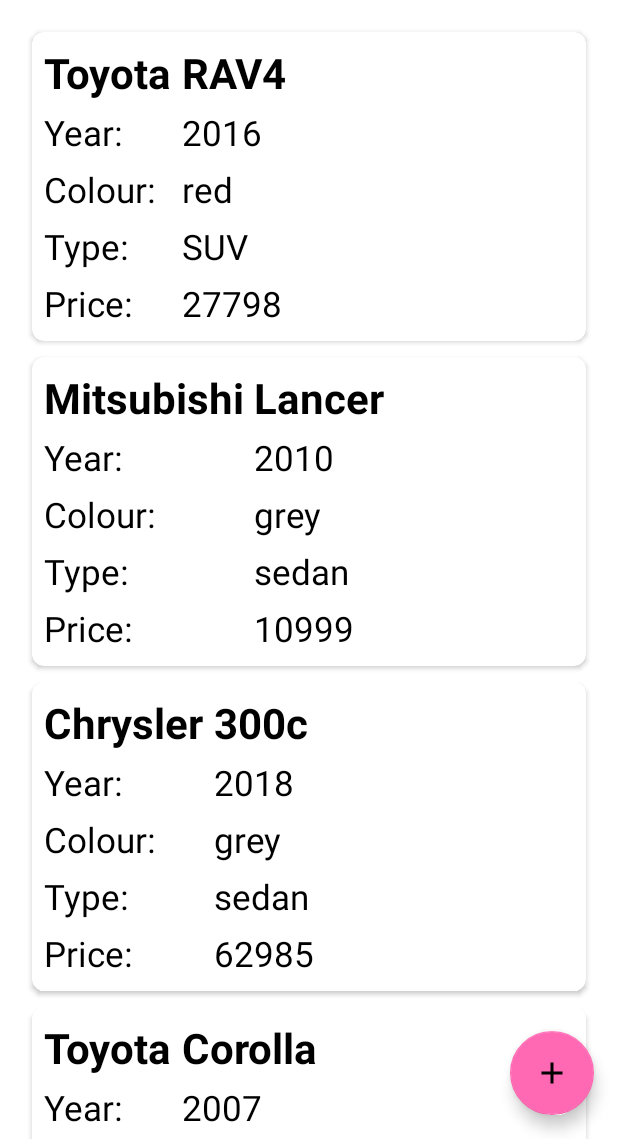
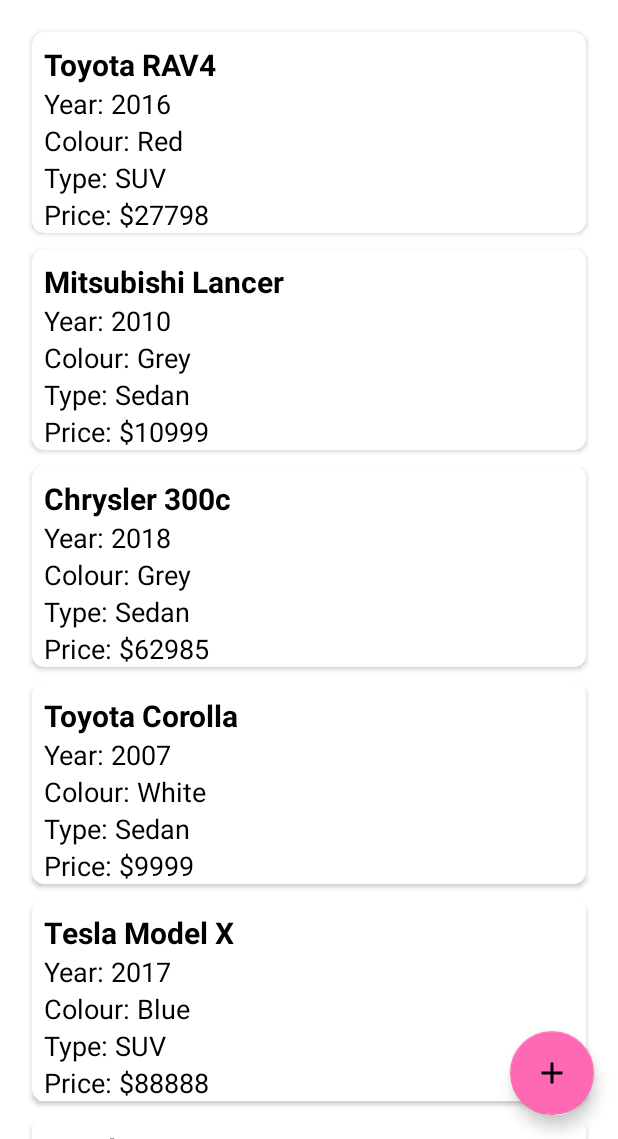
Before and after one commit to microcoded/CarMATE, an Android app: the screen it shows after launch (MainActivity), on a phone screen of 412 x 824 dp, the part 97-1236 px from its top. Run offline under Robolectric (Android 15) with nearby library versions, the phone set to English and light mode, and no system bars.

Commit message:
UI fixed

```diff
--- a/app/src/main/java/fail/enormous/carmate/RecylerAdapter.kt
+++ b/app/src/main/java/fail/enormous/carmate/RecylerAdapter.kt
@@ -1,6 +1,7 @@
 package fail.enormous.carmate
 
 import android.content.Context
+import android.provider.Settings.Global.getString
 import android.view.LayoutInflater
 import android.view.View
 import android.view.ViewGroup
@@ -11,7 +12,7 @@ import androidx.recyclerview.widget.RecyclerView
 class RecyclerAdapter(private val context: Context, private val listRecyclerItem: List<Any>) : RecyclerView.Adapter<RecyclerView.ViewHolder>() {
     inner class ItemViewHolder(itemView: View) : RecyclerView.ViewHolder(itemView) {
         val brand: TextView = itemView.findViewById<View>(R.id.brand) as TextView
-        val model: TextView = itemView.findViewById<View>(R.id.model) as TextView
+        // val model: TextView = itemView.findViewById<View>(R.id.model) as TextView
         val year: TextView = itemView.findViewById<View>(R.id.year) as TextView
         val color: TextView = itemView.findViewById<View>(R.id.color) as TextView
         val type: TextView = itemView.findViewById<View>(R.id.type) as TextView
@@ -40,22 +41,32 @@ class RecyclerAdapter(private val context: Context, private val listRecyclerItem
             TYPE -> {
                 val itemViewHolder = viewHolder as ItemViewHolder
                 val carlist: CarList = listRecyclerItem[i] as CarList
-                itemViewHolder.brand.setText(carlist.brand)
+                itemViewHolder.brand.setText(carlist.brand + " " + carlist.model)
+                itemViewHolder.year.setText(context.getString(R.string.year_title, carlist.year))
+                itemViewHolder.color.setText(context.getString(R.string.color_title, capitaliseString(carlist.color)))
+                itemViewHolder.type.setText(context.getString(R.string.type_title, capitaliseString(carlist.type)))
+                itemViewHolder.price.setText(context.getString(R.string.price_title, "$" + carlist.price))
+                /* itemViewHolder.brand.setText(carlist.brand)
                 itemViewHolder.model.setText(carlist.model)
                 itemViewHolder.year.setText(carlist.year)
                 itemViewHolder.color.setText(carlist.color)
                 itemViewHolder.type.setText(carlist.type)
-                itemViewHolder.price.setText(carlist.price)
+                itemViewHolder.price.setText(carlist.price) */
             }
             else -> {
                 val itemViewHolder = viewHolder as ItemViewHolder
                 val carlist: CarList = listRecyclerItem[i] as CarList
-                itemViewHolder.brand.setText(carlist.brand)
+                itemViewHolder.brand.setText(carlist.brand + " " + carlist.model)
+                itemViewHolder.year.setText(context.getString(R.string.year_title, carlist.year))
+                itemViewHolder.color.setText(context.getString(R.string.color_title, capitaliseString(carlist.color)))
+                itemViewHolder.type.setText(context.getString(R.string.type_title, capitaliseString(carlist.type)))
+                itemViewHolder.price.setText(context.getString(R.string.price_title, "$" + carlist.price))
+                /* itemViewHolder.brand.setText(carlist.brand)
                 itemViewHolder.model.setText(carlist.model)
                 itemViewHolder.year.setText(carlist.year)
                 itemViewHolder.color.setText(carlist.color)
                 itemViewHolder.type.setText(carlist.type)
-                itemViewHolder.price.setText(carlist.price)
+                itemViewHolder.price.setText(carlist.price) */
             }
         }
     }
@@ -64,6 +75,17 @@ class RecyclerAdapter(private val context: Context, private val listRecyclerItem
         return listRecyclerItem.size
     }
 
+    private fun capitaliseString(str: String): String {
+        var stringy = str
+        try {
+            stringy = str.substring(0, 1).toUpperCase() + str.substring(1) // Make first letter a capital
+        }
+        catch (e: Exception) {
+            // If string is null, index out of bounds exception is caught
+        }
+        return stringy
+    }
+
     companion object {
         private const val TYPE = 1
     }
--- a/app/src/main/res/layout/list_item.xml
+++ b/app/src/main/res/layout/list_item.xml
@@ -7,13 +7,10 @@
     android:layout_margin="5dp"
     android:layout_height="wrap_content">
 
-    <TableLayout
-        android:layout_width="match_parent"
-        android:layout_height="match_parent">
-
-        <TableRow
+    <LinearLayout
         android:layout_width="match_parent"
         android:layout_height="match_parent"
+        android:orientation="vertical"
         android:paddingLeft="8dp"
         android:paddingTop="8dp"
         android:paddingRight="8dp">
@@ -22,145 +19,38 @@
             android:id="@+id/brand"
             android:layout_width="match_parent"
             android:layout_height="wrap_content"
-                android:text="Brand"
-                android:textSize="28sp"
-                android:textStyle="bold" />
-
-            <TextView
-                android:id="@+id/space1"
-                android:layout_width="match_parent"
-                android:layout_height="wrap_content"
-                android:text=" "
-                android:textSize="28sp"
-                android:textStyle="bold" />
-
-            <TextView
-                android:id="@+id/model"
-                android:layout_width="match_parent"
-                android:layout_height="wrap_content"
-                android:text="Model"
-                android:textSize="28sp"
-                android:textStyle="bold" />
-
-        </TableRow>
-
-        <TableRow
-            android:layout_width="match_parent"
-            android:layout_height="match_parent"
-            android:paddingLeft="8dp"
-            android:paddingRight="8dp">
-
-            <TextView
-                android:id="@+id/year_title"
-                android:layout_width="match_parent"
-                android:layout_height="wrap_content"
-                android:text="@string/year_title"
-                android:textSize="23sp" />
-
-            <TextView
-                android:id="@+id/space2"
-                android:layout_width="match_parent"
-                android:layout_height="wrap_content"
-                android:text=" "
-                android:textSize="28sp"
+            android:text="Brand Model"
+            android:textSize="20sp"
             android:textStyle="bold" />
 
         <TextView
             android:id="@+id/year"
             android:layout_width="match_parent"
             android:layout_height="wrap_content"
-                android:text="$year"
-                android:textSize="23sp" />
-
-        </TableRow>
-
-        <TableRow
-            android:layout_width="match_parent"
-            android:layout_height="match_parent"
-            android:paddingLeft="8dp"
-            android:paddingRight="8dp">
-
-            <TextView
-                android:id="@+id/color_title"
-                android:layout_width="match_parent"
-                android:layout_height="wrap_content"
-                android:text="@string/color_title"
-                android:textSize="23sp" />
-
-            <TextView
-                android:id="@+id/space3"
-                android:layout_width="match_parent"
-                android:layout_height="wrap_content"
-                android:text=" "
-                android:textSize="28sp"
-                android:textStyle="bold" />
+            android:text="@string/year_title"
+            android:textSize="18sp" />
 
         <TextView
             android:id="@+id/color"
             android:layout_width="match_parent"
             android:layout_height="wrap_content"
-                android:text="$color"
-                android:textSize="23sp" />
-        </TableRow>
-
-        <TableRow
-            android:layout_width="match_parent"
-            android:layout_height="match_parent"
-            android:paddingLeft="8dp"
-            android:paddingRight="8dp">
-
-            <TextView
-                android:id="@+id/type_title"
-                android:layout_width="match_parent"
-                android:layout_height="wrap_content"
-                android:text="@string/type_title"
-                android:textSize="23sp" />
-
-            <TextView
-                android:id="@+id/space4"
-                android:layout_width="match_parent"
-                android:layout_height="wrap_content"
-                android:text=" "
-                android:textSize="28sp"
-                android:textStyle="bold" />
+            android:text="@string/color_title"
+            android:textSize="18sp" />
 
         <TextView
             android:id="@+id/type"
             android:layout_width="match_parent"
             android:layout_height="wrap_content"
-                android:text="$type"
-                android:textSize="23sp" />
-        </TableRow>
-
-        <TableRow
-            android:layout_width="match_parent"
-            android:layout_height="match_parent"
-            android:paddingLeft="8dp"
-            android:paddingRight="8dp"
-            android:paddingBottom="8dp">
-
-            <TextView
-                android:id="@+id/price_title"
-                android:layout_width="match_parent"
-                android:layout_height="wrap_content"
-                android:text="@string/price_title"
-                android:textSize="23sp" />
-
-            <TextView
-                android:id="@+id/space5"
-                android:layout_width="match_parent"
-                android:layout_height="wrap_content"
-                android:text=" "
-                android:textSize="28sp"
-                android:textStyle="bold" />
+            android:text="@string/type_title"
+            android:textSize="18sp" />
 
         <TextView
             android:id="@+id/price"
             android:layout_width="match_parent"
             android:layout_height="wrap_content"
-                android:text="$price"
-                android:textSize="23sp" />
-        </TableRow>
-    </TableLayout>
+            android:text="@string/price_title"
+            android:textSize="18sp" />
+
+    </LinearLayout>
 
 </androidx.cardview.widget.CardView>
--- a/app/src/main/res/raw/sample_data.json
+++ b/app/src/main/res/raw/sample_data.json
@@ -33,7 +33,7 @@
   },
   {
     "brand": "Tesla",
-    "model": "X",
+    "model": "Model X",
     "year": 2017,
     "color": "blue",
     "type": "SUV",
@@ -57,7 +57,7 @@
   },
   {
     "brand": "Tesla",
-    "model": "S",
+    "model": "Model S",
     "year": 2020,
     "color": "red",
     "type": "sedan",
--- a/app/src/main/res/values/strings.xml
+++ b/app/src/main/res/values/strings.xml
@@ -1,7 +1,7 @@
 <resources>
     <string name="app_name" translatable="false">CarMATE</string>
-    <string name="year_title">Year:</string>
-    <string name="color_title">Colour:</string>
-    <string name="type_title">Type:</string>
-    <string name="price_title">Price:</string>
+    <string name="year_title">Year: %1$s</string>
+    <string name="color_title">Colour: %1$s</string>
+    <string name="type_title">Type: %1$s</string>
+    <string name="price_title">Price: %1$s</string>
 </resources>
```
Also changed, not shown: 1 other file. Lines whose indentation alone changed are shown as unchanged.
